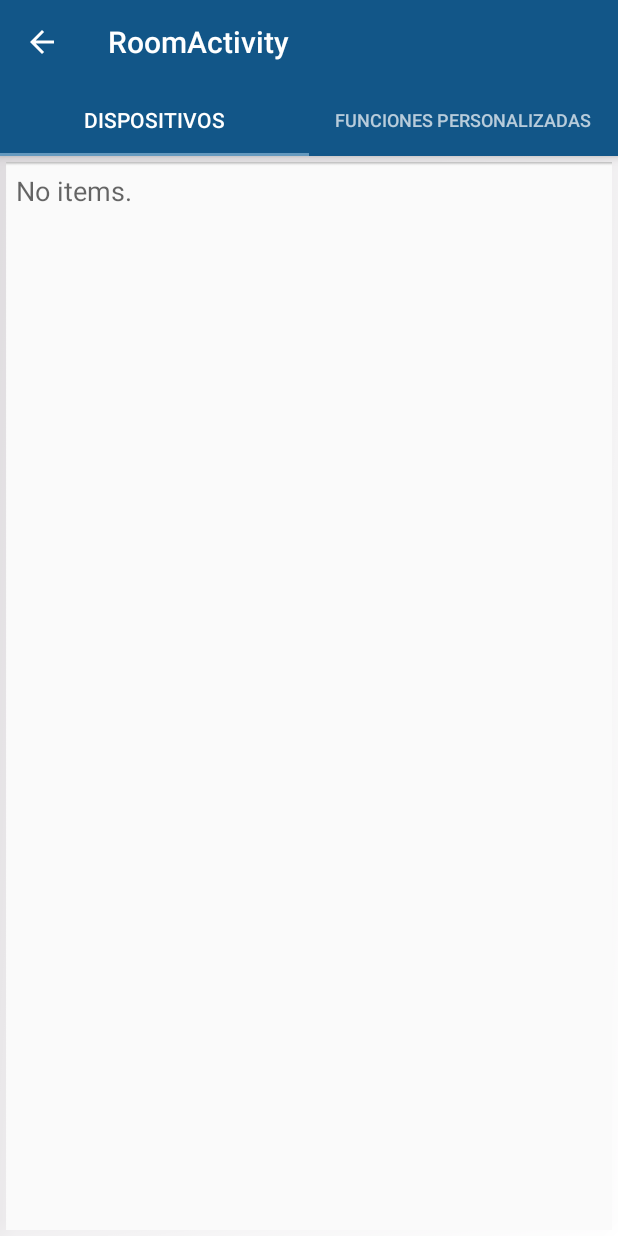
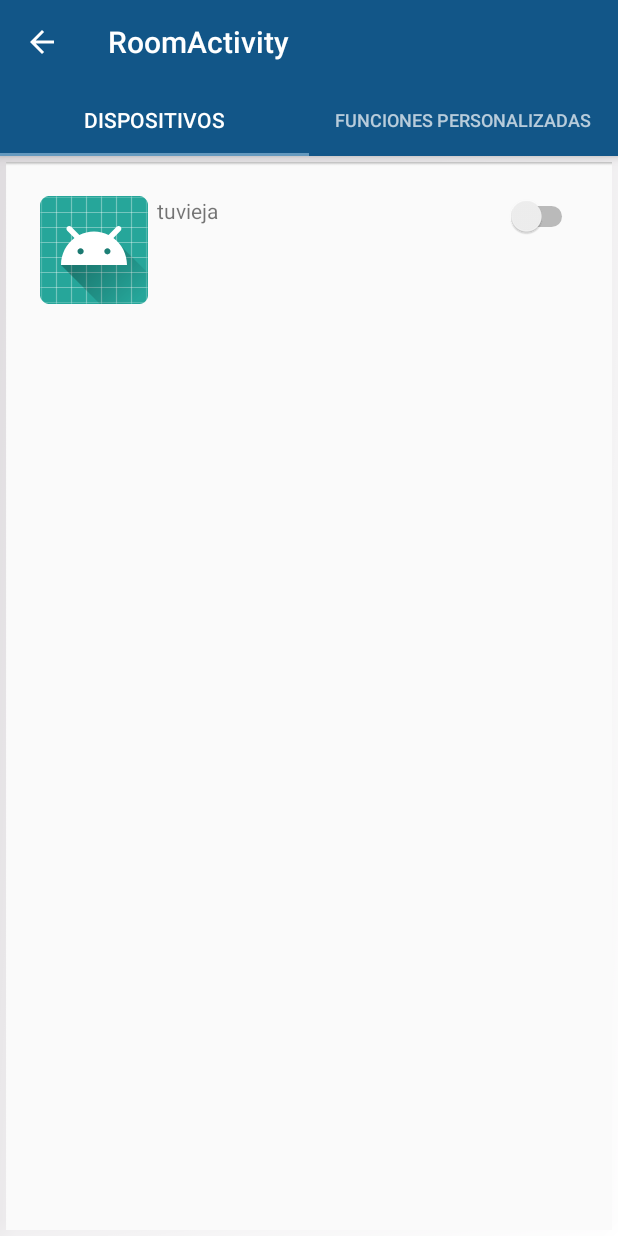
Before and after one commit to fdelgado96/defenatelyNotHci, an Android app: the RoomDevicesViewFragment screen opened directly, with no data from a screen before it, on a phone screen of 412 x 824 dp. Run offline under Robolectric (Android 15) with nearby library versions, the phone set to English and light mode, and no system bars.

Commit message:
CustomAdapter para DeviceTypes

```diff
--- a/tpe2/app/src/main/java/com/falopa/smarthome/model/DeviceType.java
+++ b/tpe2/app/src/main/java/com/falopa/smarthome/model/DeviceType.java
@@ -7,6 +7,12 @@ public class DeviceType {
     private String id;
     private String name;
     private ArrayList<ActionType> actions;
+
+    public DeviceType(String id, String name, ArrayList<ActionType> actions){
+        this.id = id;
+        this.name = name;
+        this.actions = actions;
+    }
 
     public String getId() {
         return id;
--- /dev/null
+++ b/tpe2/app/src/main/java/com/falopa/smarthome/views/DeviceArrayAdapter.java
@@ -0,0 +1,42 @@
+package com.falopa.smarthome.views;
+
+import android.app.Activity;
+import android.support.v7.widget.RecyclerView;
+import android.view.LayoutInflater;
+import android.view.View;
+import android.view.ViewGroup;
+import android.widget.ArrayAdapter;
+import android.widget.ImageView;
+import android.widget.TextView;
+
+import com.falopa.smarthome.R;
+import com.falopa.smarthome.model.Device;
+
+/**
+ * Created by Francisco Delgado on 11/19/2017.
+ */
+
+public class DeviceArrayAdapter extends ArrayAdapter<Device> {
+
+    public DeviceArrayAdapter(Activity context, Device[] objects) {
+        super(context, R.layout.device_list_item, objects);
+    }
+
+    @Override
+    public View getView(int position, View convertView, ViewGroup parent) {
+        DeviceViewHolder holder;
+        if (convertView == null) {
+            convertView = LayoutInflater.from(getContext()).inflate(R.layout.device_list_item, parent, false);
+            holder = new DeviceViewHolder();
+            holder.nameTextView = (TextView) convertView.findViewById(R.id.name);
+            convertView.setTag(holder);
+        } else {
+            holder = (DeviceViewHolder) convertView.getTag();
+        }
+
+        Device product = getItem(position);
+        holder.nameTextView.setText(product.getName());
+
+        return convertView;
+    }
+}
--- /dev/null
+++ b/tpe2/app/src/main/java/com/falopa/smarthome/views/DeviceViewHolder.java
@@ -0,0 +1,12 @@
+package com.falopa.smarthome.views;
+
+import android.widget.TextView;
+
+/**
+ * Created by Francisco Delgado on 11/19/2017.
+ */
+
+public class DeviceViewHolder {
+    public TextView nameTextView;
+
+}
--- a/tpe2/app/src/main/java/com/falopa/smarthome/views/RoomDevicesViewFragment.java
+++ b/tpe2/app/src/main/java/com/falopa/smarthome/views/RoomDevicesViewFragment.java
@@ -12,6 +12,8 @@ import android.widget.TextView;
 
 import com.falopa.smarthome.R;
 import com.falopa.smarthome.model.Device;
+import com.falopa.smarthome.model.DeviceType;
+import com.falopa.smarthome.model.Door;
 import com.falopa.smarthome.model.Home;
 import com.falopa.smarthome.model.Room;
 
@@ -61,9 +63,12 @@ public class RoomDevicesViewFragment extends ListFragment {
 
     @Override
     public void onActivityCreated(Bundle savedInstanceState) {
+        Device[] devices = new Device[]{
+                new Door("12312","tuvieja", new DeviceType("1231","lel",null), "123123")
+        };
+
         super.onActivityCreated(savedInstanceState);
-        setListAdapter(new ArrayAdapter<String>(getActivity(),
-                android.R.layout.simple_list_item_1, Cheeses.CHEESES));
+        setListAdapter(new DeviceArrayAdapter(getActivity(), devices));
     }
 
     @Override
--- /dev/null
+++ b/tpe2/app/src/main/res/layout/device_list_item.xml
@@ -0,0 +1,34 @@
+<?xml version="1.0" encoding="utf-8"?>
+<LinearLayout xmlns:android="http://schemas.android.com/apk/res/android"
+    android:layout_width="match_parent"
+    android:layout_height="match_parent"
+    android:orientation="horizontal"
+    android:paddingBottom="@dimen/activity_vertical_margin"
+    android:paddingLeft="@dimen/activity_horizontal_margin"
+    android:paddingRight="@dimen/activity_horizontal_margin"
+    android:paddingTop="@dimen/activity_vertical_margin">
+
+    <ImageView
+        android:id="@+id/icon"
+        android:layout_width="wrap_content"
+        android:layout_height="wrap_content"
+        android:layout_marginEnd="6dip"
+        android:src="@mipmap/ic_launcher" />
+
+    <TextView
+        android:id="@+id/name"
+        android:layout_width="0dip"
+        android:layout_height="fill_parent"
+        android:layout_weight="1"
+        android:ellipsize="end"
+        android:singleLine="true" />
+
+    <Switch
+        android:layout_width="wrap_content"
+        android:layout_height="wrap_content"
+        android:layout_alignParentBottom="true"
+        android:layout_alignParentRight="true"
+        android:layout_weight="1" />
+
+
+</LinearLayout>
--- a/tpe2/app/src/main/res/layout/fragment_pager_list.xml
+++ b/tpe2/app/src/main/res/layout/fragment_pager_list.xml
@@ -16,6 +16,7 @@
         <ListView android:id="@android:id/list"
             android:layout_width="match_parent"
             android:layout_height="match_parent"
+            android:divider="@color/colorAccent"
             android:drawSelectorOnTop="false"/>
 
         <!-- Here is the view to show if the list is emtpy -->
```
